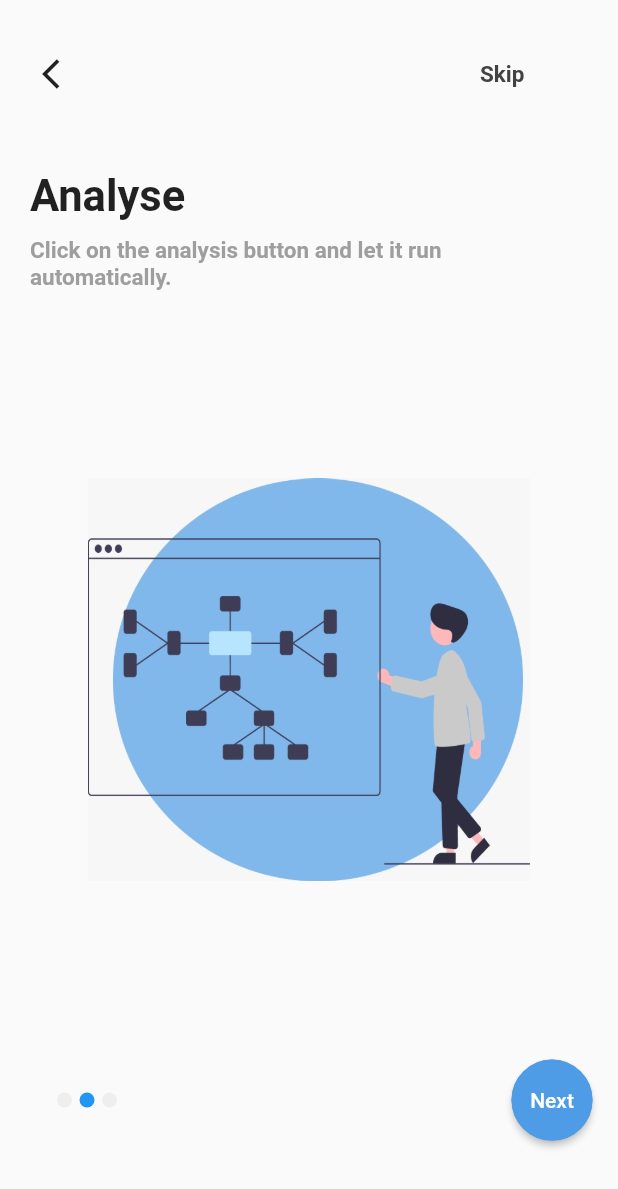
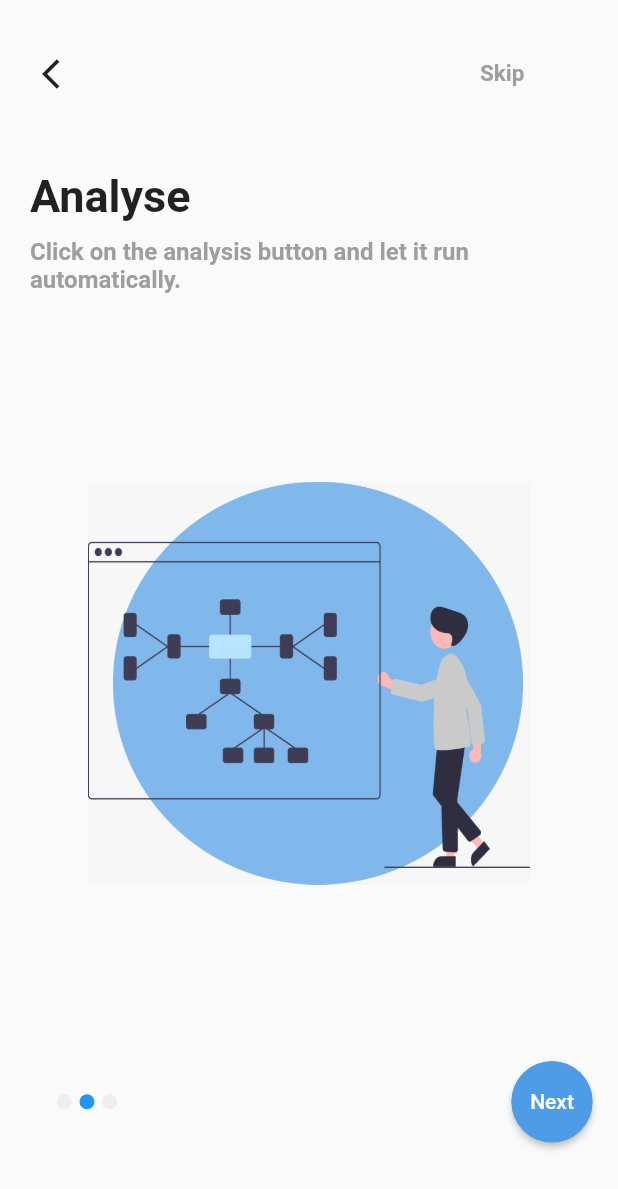
Before and after one commit to HarishGuragol/DocumentScanner, a Flutter app: the IntroScreen_2 screen opened directly, on a phone screen of 412 x 824 dp. Shown: the top 1189 px of the screen. Run offline on Flutter 3.47's test engine with Material 2 defaults, Android fonts, the phone set to English and light mode, and no system bars; our stand-ins replace firebase_auth, firebase_core, image_cropper, image_picker, modal_progress_hud_nsn; accounts and stored records are empty.

Commit message:
code refractor

```diff
--- a/lib/screens/Introscreen_2.dart
+++ b/lib/screens/Introscreen_2.dart
@@ -4,7 +4,7 @@
 import 'package:documentscan/screens/routes.dart';
 import 'package:documentscan/screens/widgets/progress_bar.dart';
 import 'package:flutter/material.dart';
-
+import 'constants/constants.dart';
 class IntroScreen_2 extends StatelessWidget {
   @override
   Widget build(BuildContext context) {
@@ -35,10 +35,7 @@ class IntroScreen_2 extends StatelessWidget {
                         padding: const EdgeInsets.only(left: 38.0),
                         child: Text(
                           "Skip",
-                          style: TextStyle(
-                              fontSize: 15.0,
-                              fontWeight: FontWeight.bold,
-                              color: Colors.grey[800]),
+                          style: skipTextbutton,
                         ),
                       ),
                     ),
@@ -54,7 +51,7 @@ class IntroScreen_2 extends StatelessWidget {
                 child: Text(
                   "Analyse",
                   textAlign: TextAlign.left,
-                  style: TextStyle(fontSize: 29.0, fontWeight: FontWeight.bold),
+                  style: introtextheader,
                 ),
               ),
             ),
@@ -67,10 +64,7 @@ class IntroScreen_2 extends StatelessWidget {
                 child: Text(
                   "Click on the analysis button and let it run automatically.",
                   textAlign: TextAlign.left,
-                  style: TextStyle(
-                      fontSize: 15.0,
-                      fontWeight: FontWeight.bold,
-                      color: Colors.grey),
+                  style: introcontentstyle,
                 ),
               ),
             ),
--- /dev/null
+++ b/lib/screens/constants/constants.dart
@@ -0,0 +1,12 @@
+import 'package:flutter/material.dart';
+
+const skipTextbutton =
+    TextStyle(fontSize: 15.0, fontWeight: FontWeight.bold, color: Colors.grey);
+
+const introtextheader = TextStyle(fontSize: 30.0, fontWeight: FontWeight.bold);
+
+const introcontentstyle =
+    TextStyle(fontSize: 16.0, fontWeight: FontWeight.bold, color: Colors.grey);
+
+const bottomtextstyle =
+    TextStyle(color: Colors.black, fontWeight: FontWeight.bold);
--- a/lib/screens/file_viewer.dart
+++ b/lib/screens/file_viewer.dart
@@ -31,7 +31,7 @@ class _FileViewerState extends State<FileViewer> {
           child: Container(
             color: Colors.black12,
             height: 600.0,
-            width: 900.0,
+            width: 600.0,
             // ignore: unnecessary_null_comparison
             child: args.image == null
                 ? const Text("Preview Image")
--- a/lib/screens/login.dart
+++ b/lib/screens/login.dart
@@ -3,7 +3,7 @@ import 'dart:async';
 import 'package:documentscan/screens/routes.dart';
 import 'package:documentscan/screens/widgets/painter.dart';
 //import 'package:documentscan/screens/widgets/text_field.dart';
-
+import 'constants/constants.dart';
 import 'package:modal_progress_hud_nsn/modal_progress_hud_nsn.dart';
 import 'package:firebase_auth/firebase_auth.dart';
 import 'package:flutter/material.dart';
@@ -175,8 +175,7 @@ class _LoginState extends State<Login> {
                       child: Center(
                         child: Text(
                           "Forgot your Password?  Reset",
-                          style: TextStyle(
-                              color: Colors.black, fontWeight: FontWeight.bold),
+                          style: bottomtextstyle,
                         ),
                       ),
                     ),
--- a/lib/screens/register.dart
+++ b/lib/screens/register.dart
@@ -6,7 +6,7 @@ import 'package:documentscan/screens/widgets/text_field.dart';
 import 'package:firebase_auth/firebase_auth.dart';
 import 'package:flutter/material.dart';
 import 'package:modal_progress_hud_nsn/modal_progress_hud_nsn.dart';
-
+import 'constants/constants.dart';
 class Register extends StatefulWidget {
   const Register({Key? key}) : super(key: key);
 
@@ -210,8 +210,7 @@ class _RegisterState extends State<Register> {
                       child: Center(
                         child: Text(
                           "Already Have an Account? Signin",
-                          style: TextStyle(
-                              color: Colors.black, fontWeight: FontWeight.bold),
+                          style: bottomtextstyle,
                         ),
                       ),
                     ),
```
Also changed, not shown: lib/main.dart (+16 -16 lines), lib/screens/Introscreen_1.dart (+4 -9 lines), lib/screens/Introscreen_3.dart (+4 -10 lines).
